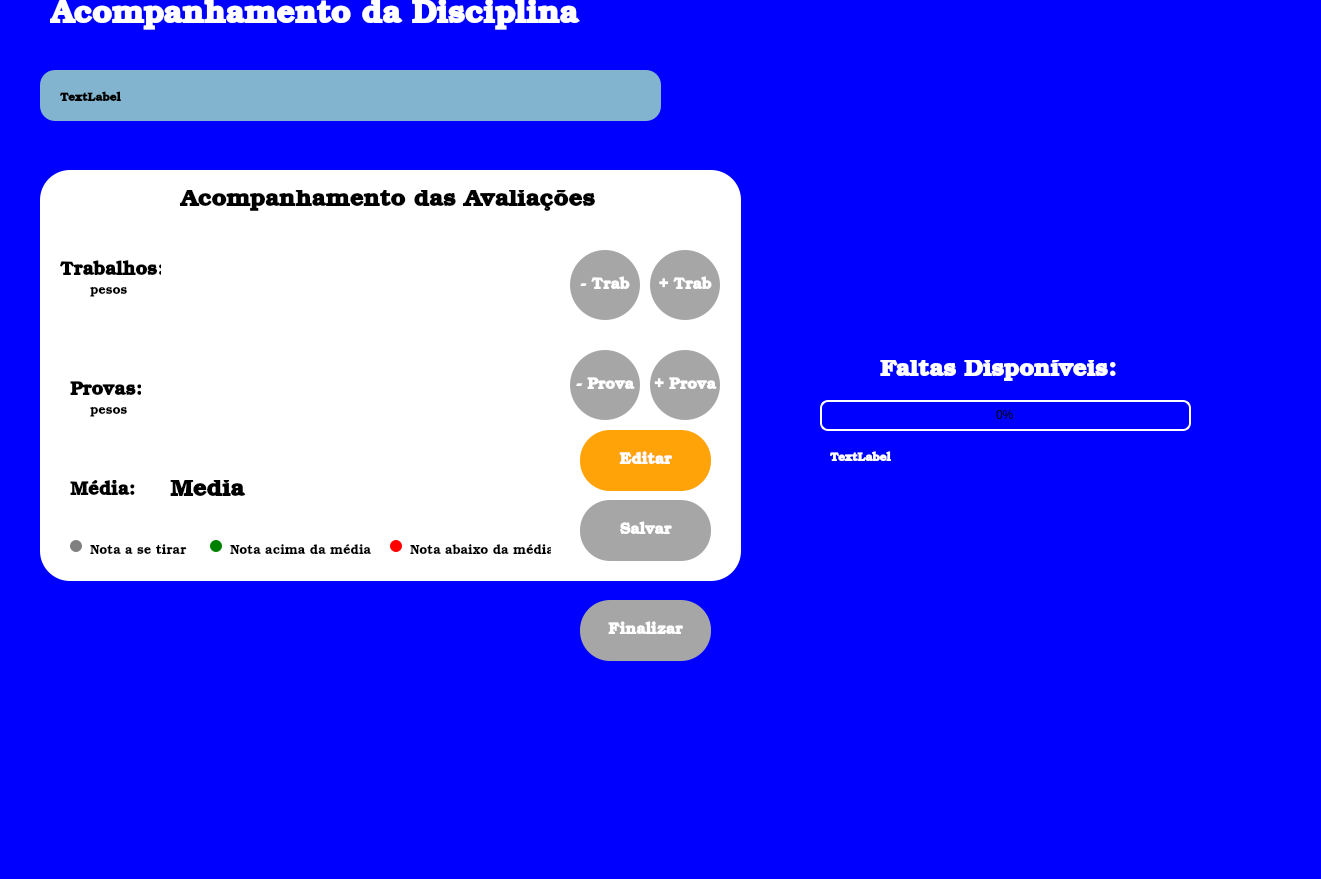
Above: src-v1/PetroPlanner/acompanhamentodisciplina.ui from ldsc/ProjetoEngenharia-SimuladorDePlanejamentoDasAtividadesDoEstudanteEngenharia before the change. Below: the same form after it.
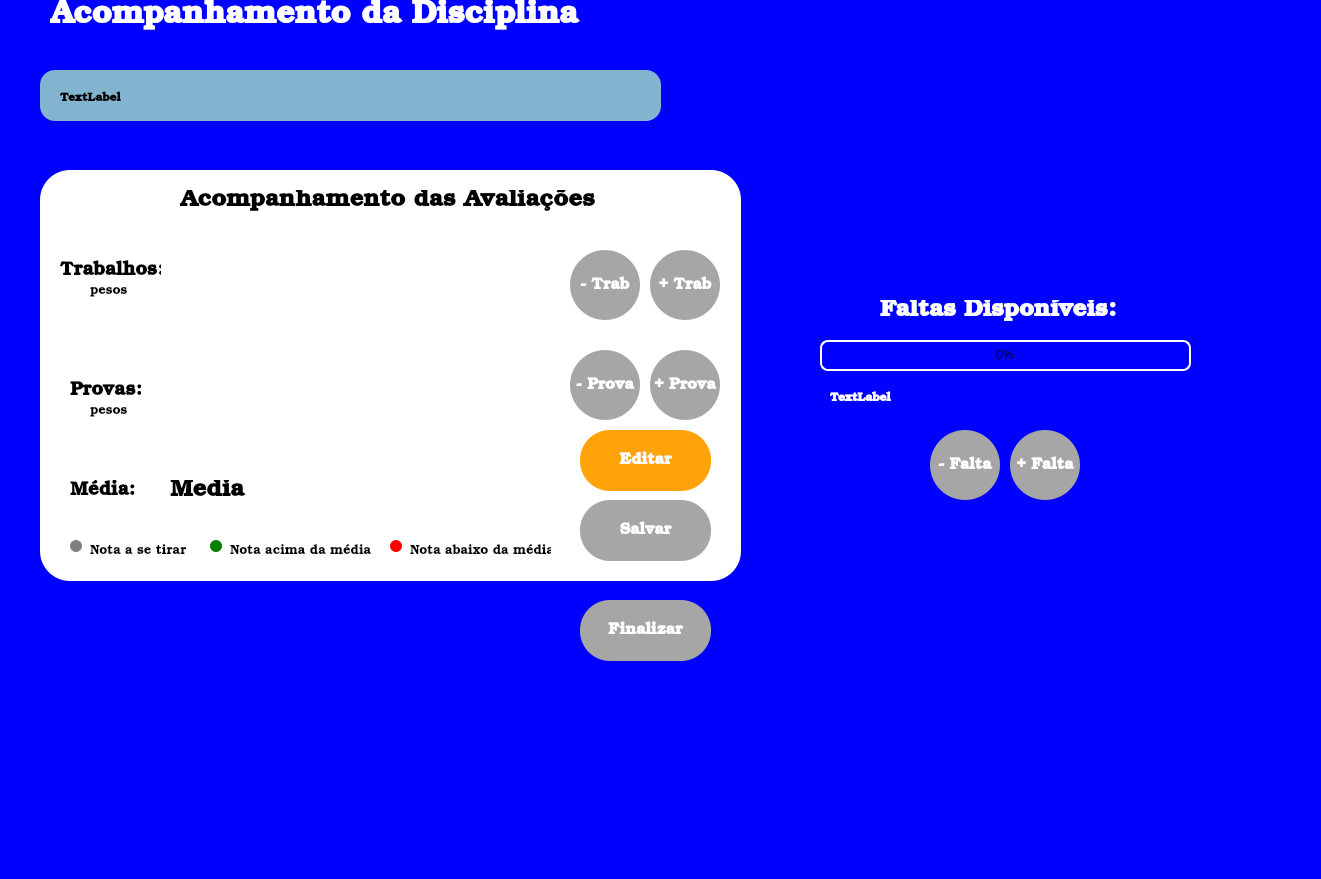
That is the form after the change.

Commit message: faltas editaveis no acompanhamento da disciplina

```diff
--- a/src-v1/PetroPlanner/acompanhamentodisciplina.ui
+++ b/src-v1/PetroPlanner/acompanhamentodisciplina.ui
@@ -579,7 +579,7 @@
     <property name="geometry">
      <rect>
       <x>820</x>
-      <y>400</y>
+      <y>340</y>
       <width>371</width>
       <height>31</height>
      </rect>
@@ -598,7 +598,7 @@
     <property name="geometry">
      <rect>
       <x>830</x>
-      <y>450</y>
+      <y>390</y>
       <width>201</width>
       <height>16</height>
      </rect>
@@ -646,7 +646,7 @@
     <property name="geometry">
      <rect>
       <x>880</x>
-      <y>360</y>
+      <y>300</y>
       <width>421</width>
       <height>21</height>
      </rect>
@@ -665,6 +665,58 @@
      <string>Faltas Disponíveis:</string>
     </property>
    </widget>
+   <widget class="QPushButton" name="botaoAdcFalta">
+    <property name="geometry">
+     <rect>
+      <x>1010</x>
+      <y>430</y>
+      <width>70</width>
+      <height>70</height>
+     </rect>
+    </property>
+    <property name="font">
+     <font>
+      <family>Bookman Old Style</family>
+      <pointsize>12</pointsize>
+      <bold>true</bold>
+     </font>
+    </property>
+    <property name="toolTipDuration">
+     <number>-4</number>
+    </property>
+    <property name="styleSheet">
+     <string notr="true">background-color: #a6a6a6; color: white; border-radius: 35px;</string>
+    </property>
+    <property name="text">
+     <string>+ Falta</string>
+    </property>
+   </widget>
+   <widget class="QPushButton" name="botaoRemFalta">
+    <property name="geometry">
+     <rect>
+      <x>930</x>
+      <y>430</y>
+      <width>70</width>
+      <height>70</height>
+     </rect>
+    </property>
+    <property name="font">
+     <font>
+      <family>Bookman Old Style</family>
+      <pointsize>12</pointsize>
+      <bold>true</bold>
+     </font>
+    </property>
+    <property name="toolTipDuration">
+     <number>-4</number>
+    </property>
+    <property name="styleSheet">
+     <string notr="true">background-color: #a6a6a6; color: white; border-radius: 35px;</string>
+    </property>
+    <property name="text">
+     <string>- Falta</string>
+    </property>
+   </widget>
   </widget>
   <widget class="QMenuBar" name="menubar">
    <property name="geometry">
```
The commit also changes 11 other files.
